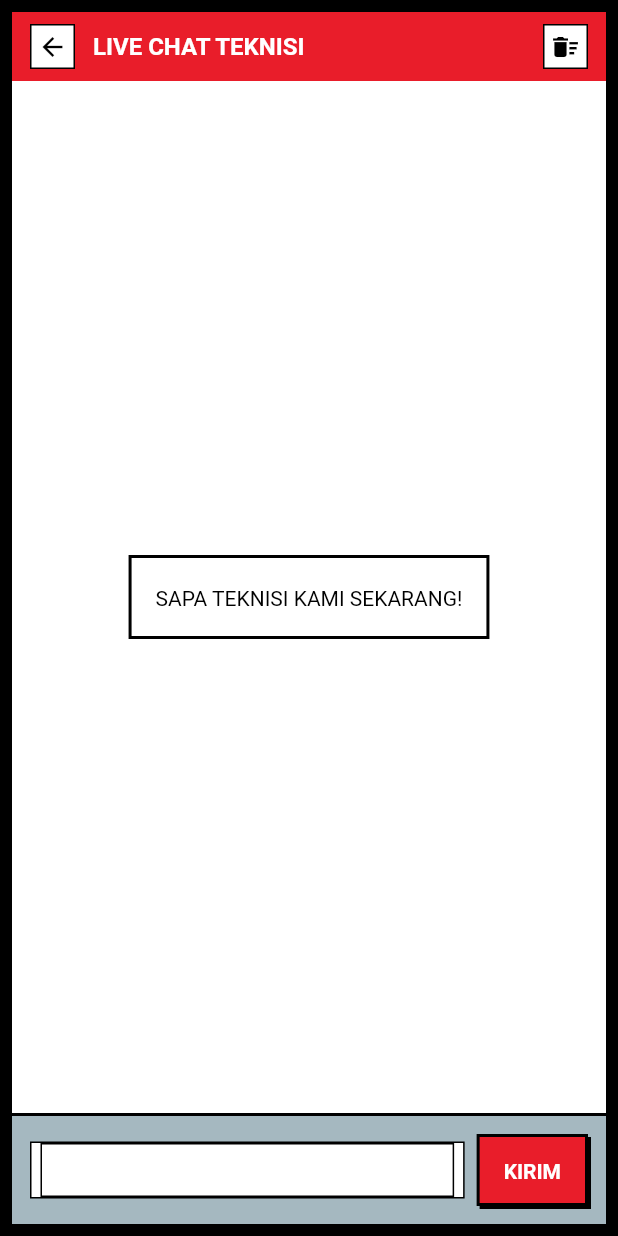
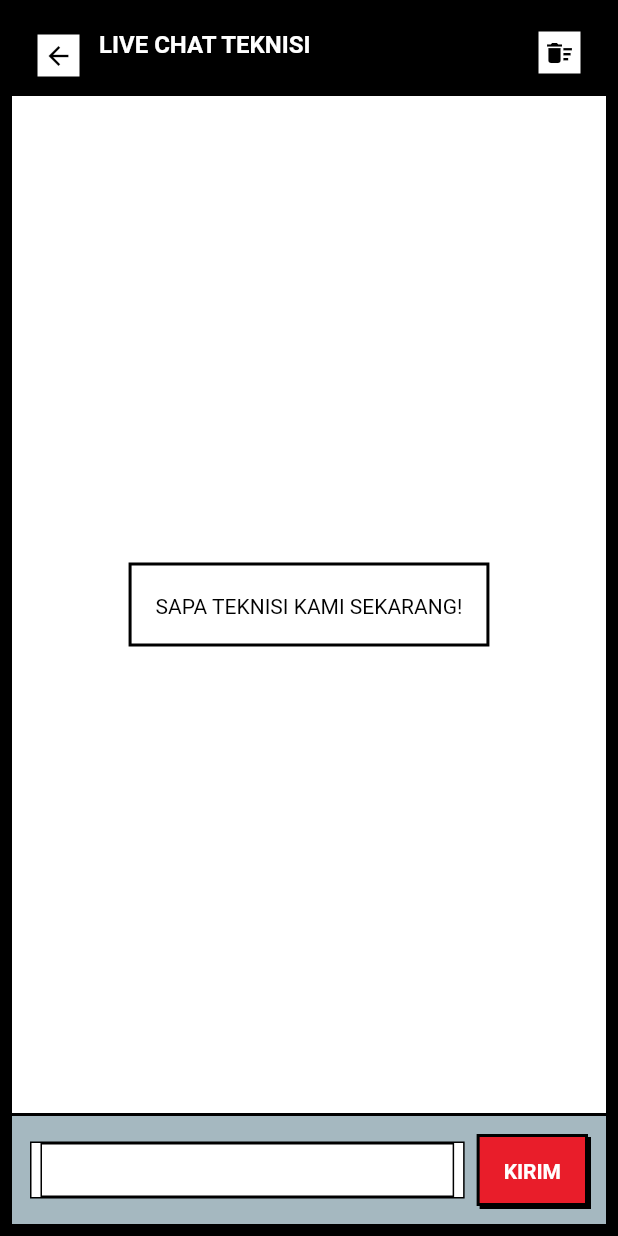
Before and after one commit to Benaya-Bagas-Christianto/Servis-Klik, a Flutter app: the ChatPage screen opened directly with empty values, on a phone screen of 412 x 824 dp. Run offline on Flutter 3.47's test engine with Material 3 defaults, Android fonts, the phone set to English and light mode, and no system bars; our stand-ins replace cloud_firestore, firebase_auth, firebase_core, firebase_storage, image_picker; accounts and stored records are empty; Roboto replaces fonts that are missing (Helvetica, Times New Roman).

Commit message:
Add back button to TopBanners on sub-pages

```diff
--- a/lib/ui/chat/chat_page.dart
+++ b/lib/ui/chat/chat_page.dart
@@ -172,30 +172,10 @@ class _ChatPageState extends State<ChatPage> {
         body: SafeArea(
           child: Column(
             children: [
-              Container(
-                color: Dell1996Colors.primary,
-                padding: const EdgeInsets.symmetric(vertical: Dell1996Spacing.sm, horizontal: Dell1996Spacing.md),
-                child: Row(
-                  children: [
-                    InkWell(
-                      onTap: () => Navigator.pop(context),
-                      child: Container(
-                        padding: const EdgeInsets.all(4),
-                        decoration: BoxDecoration(
-                          color: Dell1996Colors.canvas,
-                          border: Border.all(color: Dell1996Colors.frameInk, width: 1),
-                        ),
-                        child: const Icon(Icons.arrow_back, size: 20, color: Dell1996Colors.frameInk),
-                      ),
-                    ),
-                    const SizedBox(width: Dell1996Spacing.md),
-                    Expanded(
-                      child: Text(
-                        appBarTitle,
-                        style: Dell1996Typography.heading2.copyWith(color: Dell1996Colors.canvas),
-                      ),
-                    ),
-                    InkWell(
+              Dell1996TopBanner(
+                title: appBarTitle,
+                showBackButton: true,
+                trailingWidget: InkWell(
                   onTap: _clearChatHistory,
                   child: Container(
                     padding: const EdgeInsets.all(4),
@@ -205,8 +185,6 @@ class _ChatPageState extends State<ChatPage> {
                     ),
                     child: const Icon(Icons.delete_sweep, size: 20, color: Dell1996Colors.frameInk),
                   ),
-                    ),
-                  ],
                 ),
               ),
               Expanded(
--- a/lib/ui/chat/inbox_teknisi_page.dart
+++ b/lib/ui/chat/inbox_teknisi_page.dart
@@ -18,6 +18,7 @@ class InboxTeknisiPage extends StatelessWidget {
               const Dell1996TopBanner(
                 title: 'INBOX PELANGGAN',
                 subtitle: 'Daftar Pesan Masuk',
+                showBackButton: true,
               ),
               Expanded(
                 child: StreamBuilder<QuerySnapshot>(
--- a/lib/ui/home/booking/booking_page.dart
+++ b/lib/ui/home/booking/booking_page.dart
@@ -112,8 +112,9 @@ class _BookingPageState extends State<BookingPage> {
           child: Column(
             children: [
               const Dell1996TopBanner(
-                title: 'FORMULIR PEMESANAN SERVIS',
-                subtitle: 'Lengkapi data perangkat Anda di bawah ini',
+                title: 'FORM PEMESANAN',
+                subtitle: 'Isi detail masalah perangkat Anda',
+                showBackButton: true,
                 trailingWidget: Dell1996PhoneCallout(phoneNumber: '1-800-SERVIS'),
               ),
               Expanded(
--- a/lib/ui/home/tracking/live_tracking_page.dart
+++ b/lib/ui/home/tracking/live_tracking_page.dart
@@ -46,8 +46,9 @@ class LiveTrackingPage extends StatelessWidget {
             crossAxisAlignment: CrossAxisAlignment.start,
             children: [
               const Dell1996TopBanner(
-                title: 'TRACKING SERVIS',
-                subtitle: 'Pantau status perbaikan perangkat Anda',
+                title: 'LIVE TRACKING',
+                subtitle: 'Pantau Status Perbaikan Anda',
+                showBackButton: true,
                 trailingWidget: Dell1996PhoneCallout(phoneNumber: '1-800-SERVIS'),
               ),
               Expanded(
--- a/lib/ui/mitra/daftar_tugas_page.dart
+++ b/lib/ui/mitra/daftar_tugas_page.dart
@@ -19,7 +19,8 @@ class DaftarTugasPage extends StatelessWidget {
               children: [
                 const Dell1996TopBanner(
                   title: 'DAFTAR TUGAS',
-                  subtitle: 'Manajemen perbaikan perangkat pelanggan',
+                  showBackButton: true,
+                  subtitle: 'Manajemen Order Servis',
                 ),
                 Container(
                   decoration: const BoxDecoration(
--- a/lib/ui/mitra/mitra_documentation_page.dart
+++ b/lib/ui/mitra/mitra_documentation_page.dart
@@ -30,8 +30,9 @@ class _MitraDocumentationPageState extends State<MitraDocumentationPage> {
             crossAxisAlignment: CrossAxisAlignment.start,
             children: [
               Dell1996TopBanner(
-                title: 'DOKUMENTASI FOTO',
-                subtitle: widget.orderId,
+                title: 'DOKUMENTASI TUGAS',
+                showBackButton: true,
+                subtitle: 'ID: ${widget.orderId}',
               ),
               Expanded(
                 child: SingleChildScrollView(
--- a/lib/ui/mitra/mitra_order_detail.dart
+++ b/lib/ui/mitra/mitra_order_detail.dart
@@ -63,7 +63,8 @@ class _MitraOrderDetailState extends State<MitraOrderDetail> {
           child: Column(
             children: [
               Dell1996TopBanner(
-                title: 'ORDER DETAIL',
+                title: 'DETAIL ORDER',
+                showBackButton: true,
                 subtitle: widget.orderId,
               ),
               Expanded(
--- a/lib/ui/mitra/mitra_wallet_page.dart
+++ b/lib/ui/mitra/mitra_wallet_page.dart
@@ -179,6 +179,7 @@ class _MitraWalletPageState extends State<MitraWalletPage> {
               const Dell1996TopBanner(
                 title: 'DOMPET TEKNISI',
                 subtitle: 'Sistem Pembayaran Internal',
+                showBackButton: true,
               ),
               Expanded(
                 child: Padding(
--- a/lib/ui/payment/payment_page.dart
+++ b/lib/ui/payment/payment_page.dart
@@ -31,7 +31,8 @@ class _PaymentPageState extends State<PaymentPage> {
             children: [
               const Dell1996TopBanner(
                 title: 'PEMBAYARAN',
-                subtitle: 'Selesaikan transaksi servis perangkat Anda',
+                subtitle: 'Konfirmasi Transaksi Anda',
+                showBackButton: true,
                 trailingWidget: Dell1996PhoneCallout(phoneNumber: '1-800-SERVIS'),
               ),
               Expanded(
--- a/lib/ui/profile/garansi_page.dart
+++ b/lib/ui/profile/garansi_page.dart
@@ -104,8 +104,9 @@ class _GaransiPageState extends State<GaransiPage> {
           child: Column(
             children: [
               const Dell1996TopBanner(
-                title: 'GARANSI DIGITAL',
-                subtitle: 'Portal Pengajuan Klaim',
+                title: 'KLAIM GARANSI',
+                subtitle: 'Pendaftaran garansi perbaikan',
+                showBackButton: true,
               ),
               Expanded(
                 child: StreamBuilder<QuerySnapshot>(
--- a/lib/ui/profile/kelola_garansi_page.dart
+++ b/lib/ui/profile/kelola_garansi_page.dart
@@ -54,7 +54,8 @@ class KelolaGaransiPage extends StatelessWidget {
             children: [
               const Dell1996TopBanner(
                 title: 'KELOLA GARANSI',
-                subtitle: 'Daftar Klaim Pelanggan',
+                subtitle: 'Daftar Pengajuan Klaim Pelanggan',
+                showBackButton: true,
               ),
               Expanded(
                 child: StreamBuilder<QuerySnapshot>(
--- a/lib/ui/profile/riwayat_servis_page.dart
+++ b/lib/ui/profile/riwayat_servis_page.dart
@@ -76,6 +76,7 @@ class RiwayatServisPage extends StatelessWidget {
               const Dell1996TopBanner(
                 title: 'RIWAYAT SERVIS',
                 subtitle: 'Data Pesanan Selesai',
+                showBackButton: true,
               ),
               Expanded(
                 child: FutureBuilder<DocumentSnapshot>(
--- a/lib/ui/profile/settings_page.dart
+++ b/lib/ui/profile/settings_page.dart
@@ -146,8 +146,9 @@ class _SettingsPageState extends State<SettingsPage> {
           child: Column(
             children: [
               const Dell1996TopBanner(
-                title: 'PENGATURAN',
+                title: 'PENGATURAN UMUM',
                 subtitle: 'Konfigurasi Sistem',
+                showBackButton: true,
               ),
               Expanded(
                 child: ListView(
--- a/lib/widget/dell_1996_components.dart
+++ b/lib/widget/dell_1996_components.dart
@@ -35,12 +35,14 @@ class Dell1996TopBanner extends StatelessWidget {
   final String title;
   final String? subtitle;
   final Widget? trailingWidget;
+  final bool showBackButton;
 
   const Dell1996TopBanner({
     super.key,
     required this.title,
     this.subtitle,
     this.trailingWidget,
+    this.showBackButton = false,
   });
 
   @override
@@ -54,6 +56,24 @@ class Dell1996TopBanner extends StatelessWidget {
       child: Row(
         crossAxisAlignment: CrossAxisAlignment.start,
         children: [
+          if (showBackButton) ...[
+            GestureDetector(
+              onTap: () {
+                if (Navigator.canPop(context)) {
+                  Navigator.pop(context);
+                }
+              },
+              child: Container(
+                padding: const EdgeInsets.all(4),
+                margin: const EdgeInsets.only(right: Dell1996Spacing.md, top: 2),
+                decoration: BoxDecoration(
+                  color: Dell1996Colors.canvas,
+                  border: Border.all(color: Dell1996Colors.frameInk, width: 1),
+                ),
+                child: const Icon(Icons.arrow_back, size: 20, color: Dell1996Colors.frameInk),
+              ),
+            ),
+          ],
           Expanded(
             child: Column(
               crossAxisAlignment: CrossAxisAlignment.start,
```
Lines whose indentation alone changed are shown as unchanged.
